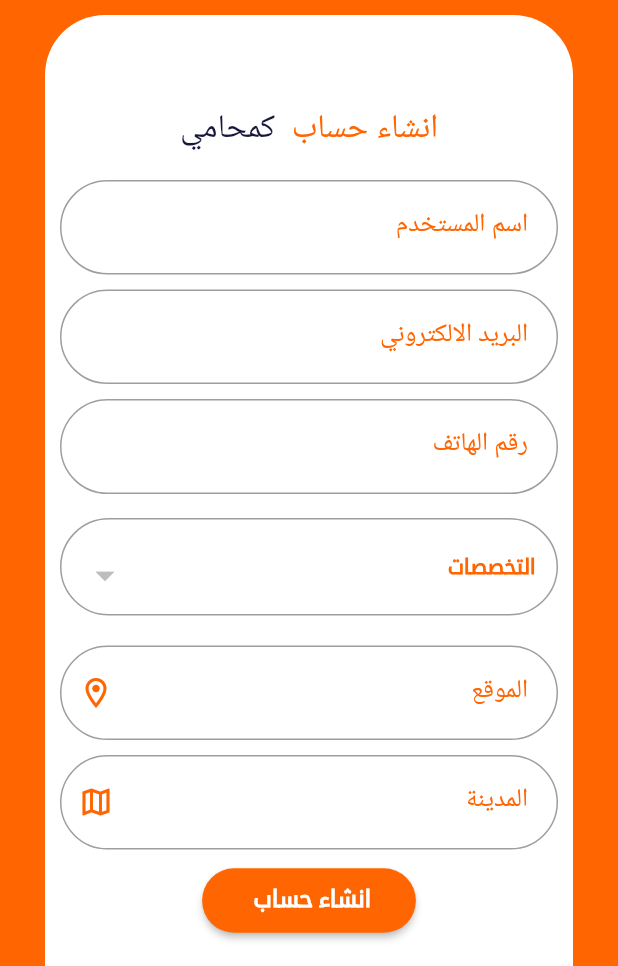
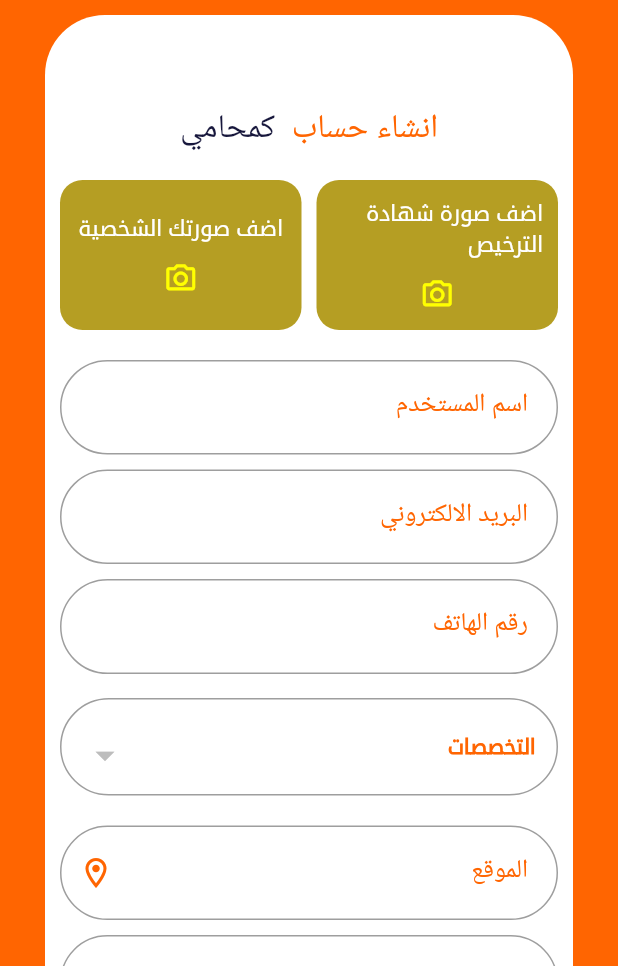
Before and after one commit to ahmedtalal/lawyer_app, a Flutter app: the CreateLawyerAccountScreen screen opened by its route, on a phone screen of 412 x 824 dp, the part 270-1236 px from its top. Run offline on Flutter 3.47's test engine with Material 2 defaults, Android fonts, the phone set to English and light mode, and no system bars; our stand-ins replace dio, flutter_bloc, flutter_svg, get_storage, smooth_page_indicator; accounts and stored records are empty; generated files the repository leaves out were written again; network calls fail; project files that could hold a hidden picture were left out.

Commit message:
fix sopme bugs

```diff
--- a/lib/data/models/user_model.dart
+++ b/lib/data/models/user_model.dart
@@ -34,4 +34,15 @@ class UserModel extends UserEntity {
       "majors": model.major,
     };
   }
+
+  static Map<String, dynamic> toJson1(UserEntity model) {
+    return {
+      "type": model.type,
+      "name": model.name,
+      "email": model.email,
+      "phone_number": model.phoneNumber,
+      "zone": model.zone,
+      "city": model.city,
+    };
+  }
 }
--- a/lib/presentation/blocs/auth_bloc/auth_bloc.dart
+++ b/lib/presentation/blocs/auth_bloc/auth_bloc.dart
@@ -24,7 +24,7 @@ class AuthBloc extends Bloc<AuthEvents, AuthStates> {
       {"phone_number": _controller.phoneNumber};
 
   Map<String, dynamic> _userMapModel() =>
-      UserModel.toJson(_controller.prepareUserInfo());
+      UserModel.toJson1(_controller.prepareUserInfo());
 
   Map<String, dynamic> _lawyerMapModel() =>
       UserModel.toJson(_controller.prepareLawyerInfo());
--- a/lib/presentation/screen/auth/create_lawyer_account_screen.dart
+++ b/lib/presentation/screen/auth/create_lawyer_account_screen.dart
@@ -98,6 +98,92 @@ class _CreateLawyerAccountScreenState extends State<CreateLawyerAccountScreen> {
                           fontSize: 22,
                           colorOne: ConstantColor.primaryColor,
                           colorTwo: ConstantColor.secondaryColor,
+                        ),
+                        const SizedBox(
+                          height: 20,
+                        ),
+                        Row(
+                          children: [
+                            Expanded(
+                              flex: 1,
+                              child: InkWell(
+                                onTap: () {},
+                                child: Container(
+                                  padding: const EdgeInsets.all(10),
+                                  height: 100,
+                                  decoration: BoxDecoration(
+                                    color:
+                                        const Color.fromARGB(221, 170, 143, 1),
+                                    borderRadius: BorderRadius.circular(15),
+                                  ),
+                                  child: Column(
+                                    mainAxisAlignment: MainAxisAlignment.center,
+                                    crossAxisAlignment:
+                                        CrossAxisAlignment.center,
+                                    children: const [
+                                      Text(
+                                        "اضف صورة شهادة الترخيص",
+                                        style: TextStyle(
+                                          fontSize: 15,
+                                          fontFamily: FontConstants.fontFamily,
+                                          color: Colors.white,
+                                        ),
+                                      ),
+                                      SizedBox(
+                                        height: 11,
+                                      ),
+                                      Icon(
+                                        Icons.camera_alt_outlined,
+                                        size: 23,
+                                        color: Color.fromARGB(255, 255, 255, 1),
+                                      ),
+                                    ],
+                                  ),
+                                ),
+                              ),
+                            ),
+                            const SizedBox(
+                              width: 10,
+                            ),
+                            Expanded(
+                              flex: 1,
+                              child: InkWell(
+                                onTap: () {},
+                                child: Container(
+                                  padding: const EdgeInsets.all(10),
+                                  height: 100,
+                                  decoration: BoxDecoration(
+                                    color:
+                                        const Color.fromARGB(221, 170, 143, 1),
+                                    borderRadius: BorderRadius.circular(15),
+                                  ),
+                                  child: Column(
+                                    mainAxisAlignment: MainAxisAlignment.center,
+                                    crossAxisAlignment:
+                                        CrossAxisAlignment.center,
+                                    children: const [
+                                      Text(
+                                        "اضف صورتك الشخصية",
+                                        style: TextStyle(
+                                          fontSize: 15,
+                                          fontFamily: FontConstants.fontFamily,
+                                          color: Colors.white,
+                                        ),
+                                      ),
+                                      SizedBox(
+                                        height: 11,
+                                      ),
+                                      Icon(
+                                        Icons.camera_alt_outlined,
+                                        size: 23,
+                                        color: Color.fromARGB(255, 255, 255, 1),
+                                      ),
+                                    ],
+                                  ),
+                                ),
+                              ),
+                            ),
+                          ],
                         ),
                         const SizedBox(
                           height: 20,
```
Also changed, not shown: 1 other file.
